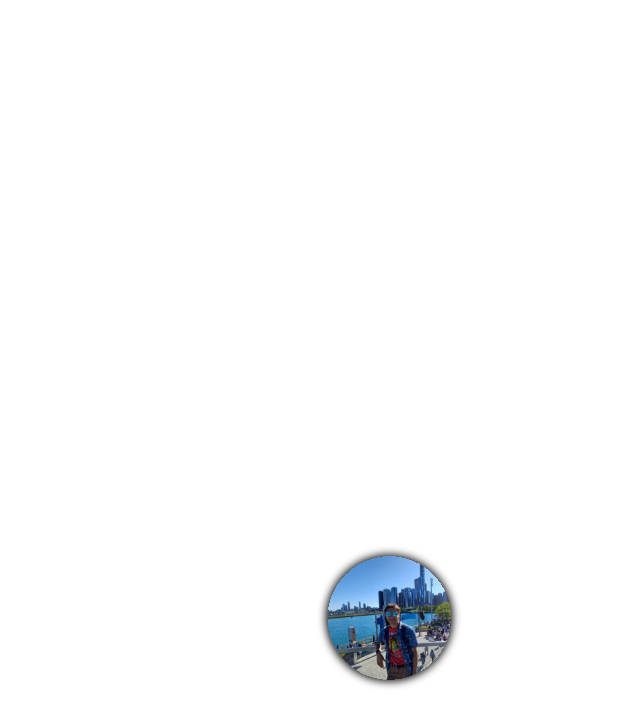
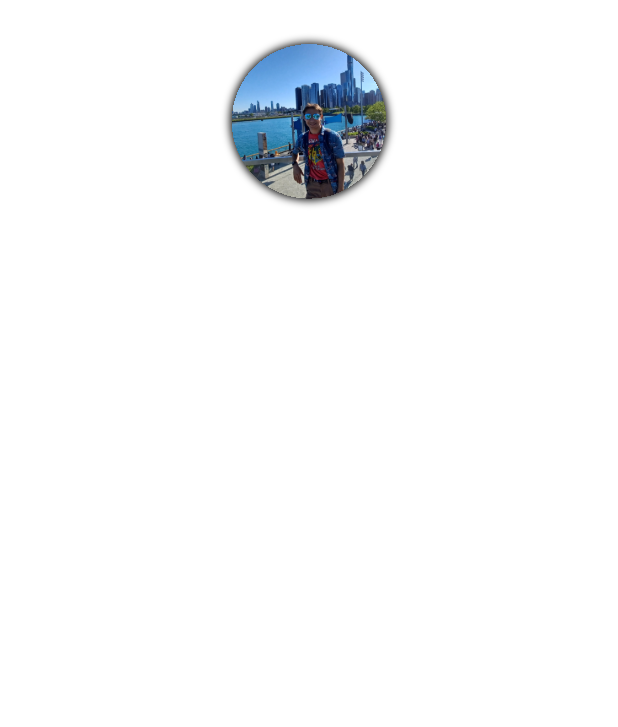
Before and after one commit to Conmmander/conmmander.github.io, a Flutter app: the About screen opened directly, on a phone screen of 412 x 824 dp. Shown: the top 727 px of the screen. Run offline on Flutter 3.47's test engine with Material 3 defaults, Android fonts, the phone set to English and light mode, and no system bars; our stand-ins replace flutter_svg, font_awesome_flutter, go_router.

Commit message:
Mobile version of about

```diff
--- a/lib/pages/about.dart
+++ b/lib/pages/about.dart
@@ -7,7 +7,9 @@ class About extends StatelessWidget {
   Widget build(BuildContext context) {
     ThemeData theme = Theme.of(context);
     MediaQueryData queryData = MediaQuery.of(context);
+    bool mobilePlatform = queryData.size.width >= 600 ? false : true;
 
+    if (!mobilePlatform) {
       return Scaffold(
         body: Center(
           child: Row(
@@ -61,5 +63,49 @@ class About extends StatelessWidget {
           ),
         ),
       );
+    } else {
+      return Scaffold(
+        body: Center(
+          child: Padding(
+            padding: const EdgeInsets.all(8.0),
+            child: Column(
+              mainAxisAlignment: MainAxisAlignment.start,
+              children: [
+                Padding(
+                  padding: EdgeInsets.all(queryData.size.width * 0.052),
+                  child: Container(
+                    decoration: BoxDecoration(
+                      boxShadow: [
+                        BoxShadow(
+                          color: theme.colorScheme.shadow,
+                          blurRadius: 4.0,
+                          spreadRadius: 1.0,
+                          offset: const Offset(0, 0)
+                        )
+                      ],
+                      shape: BoxShape.circle
+                    ),
+                    clipBehavior: Clip.hardEdge,
+                    child: Image.asset('assets/img/personal/chicago-me.jpg',
+                      width: queryData.size.width * 0.25,
+                      height: queryData.size.width * 0.25,
+                      fit: BoxFit.cover
+                    ),
+                  ),
+                ),
+                Text("I'm a programmer, working on my Bachelor of Science in Computer Science. I've been programming in my free time since at least 2017, gradually learning new skills and tools.\n\nIn addition to my love of programming, I am pursuing a minor in mathematics and music, which aligns with my love of knowledge and my passion for the cello.\n\nWhen I have spare time, you might find me rock climbing, camping, or researching another new programming topic/technique. I'm also heavily involved in Scouting America (formerly the Boy Scouts of America), and owe a lot of my personal development to them.\n\nIf you want to talk about any of my skills, experiences, or anything else, feel free to send me a message via one of the links below.",
+                  softWrap: true,
+                  textAlign: TextAlign.center,
+                  style: TextStyle(
+                    fontSize: queryData.size.width * 0.019,
+                    color: theme.colorScheme.onPrimary
+                  )
+                ),
+              ],
+            ),
+          ),
+        ),
+      );
     }
   }
+}
```
Lines whose indentation alone changed are shown as unchanged.
